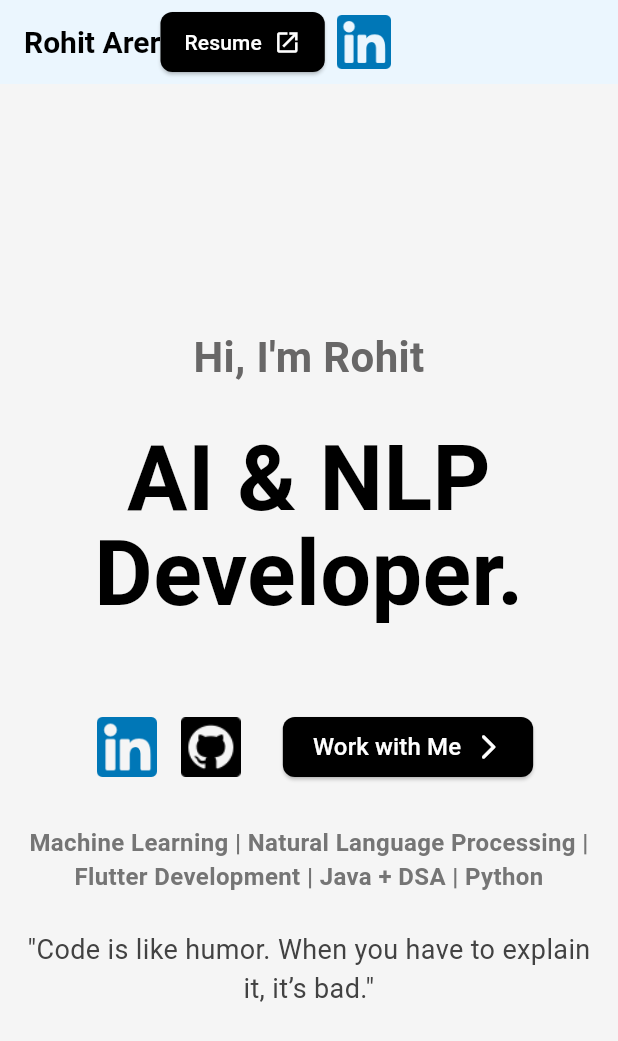
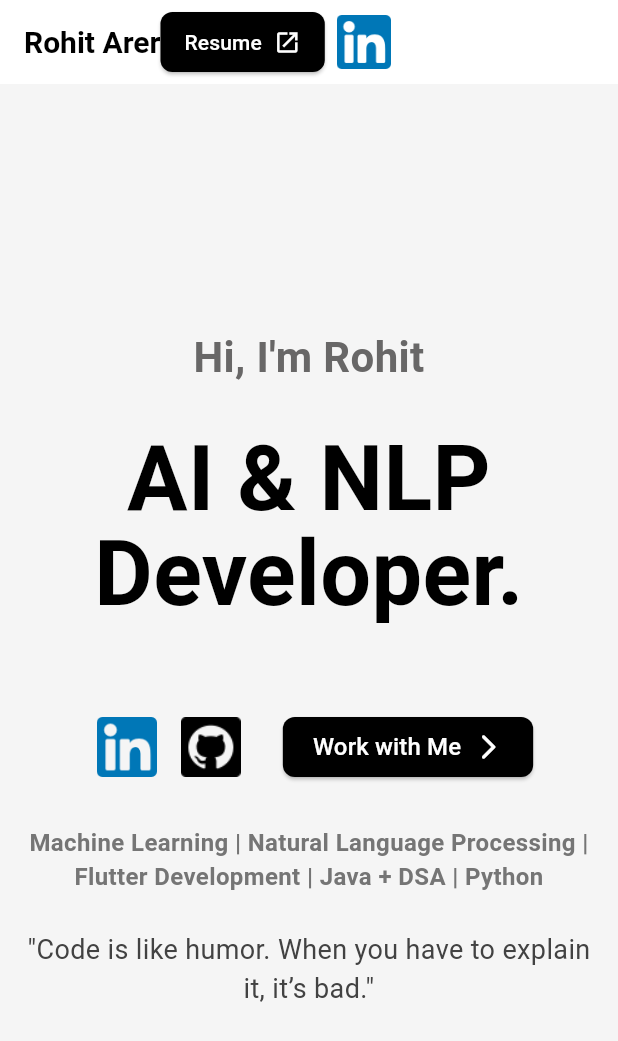
Before and after one commit to rohitarer/Rohit-Arer-Portfolio, a Flutter app: the screen it shows after launch, on a phone screen of 412 x 824 dp. Shown: the top 1041 px of the screen. Run offline on Flutter 3.47's test engine with Material 3 defaults, Android fonts, the phone set to English and light mode, and no system bars; our stand-ins replace cloud_firestore, dotted_border, firebase_core, firebase_storage; accounts and stored records are empty.

Commit message:
header color modification

```diff
--- a/rohit_arer_portfolio/lib/widgets/app_bar.dart
+++ b/rohit_arer_portfolio/lib/widgets/app_bar.dart
@@ -1,7 +1,7 @@
 import 'dart:math';
+
 import 'package:flutter/foundation.dart'; // To use kIsWeb
 import 'package:flutter/material.dart';
-import 'package:rohit_arer_portfolio/constants/app_colors.dart';
 import 'package:url_launcher/url_launcher.dart';
 
 class CustomAppBar extends StatelessWidget implements PreferredSizeWidget {
@@ -22,7 +22,7 @@
 
     return AppBar(
       backgroundColor: Colors.white,
-      elevation: 4.0,
+      elevation: 0.0,
       title: Row(
         mainAxisAlignment: kIsWeb
             ? MainAxisAlignment.spaceBetween // For web: space out items
@@ -101,7 +101,7 @@
           style: const TextStyle(
             fontSize: 18,
             fontWeight: FontWeight.bold, // Bold font
-            color: Color.fromARGB(255, 0, 0, 0), // Blue accent color
+            color: Color.fromARGB(255, 0, 0, 0), // Black color
           ),
         ),
       ),
```
